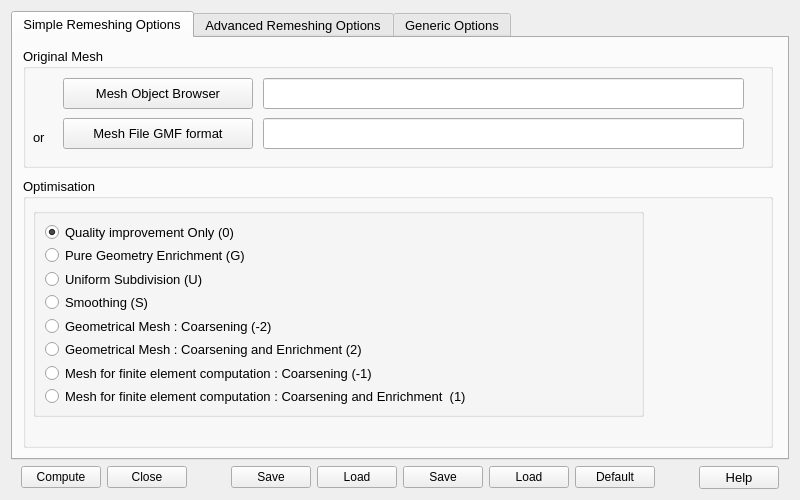
The window that src/Tools/YamsPlug/YamsPlugDialog.ui (looooo/salome_smesh) describes before a commit, drawn with Qt 5.
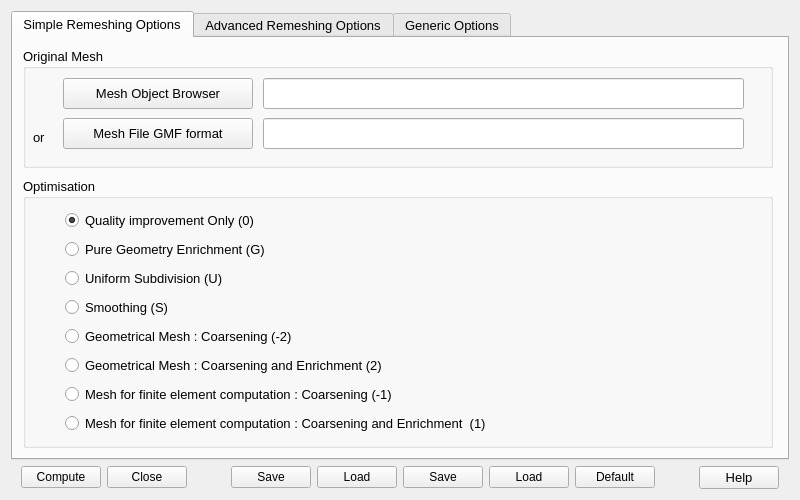
The same window after the commit.

What changed in the file:
```diff
--- a/src/Tools/YamsPlug/YamsPlugDialog.ui
+++ b/src/Tools/YamsPlug/YamsPlugDialog.ui
@@ -190,15 +190,27 @@
        <property name="title">
         <string>Optimisation</string>
        </property>
-       <widget class="QGroupBox" name="mesRB">
-        <property name="geometry">
-         <rect>
-          <x>10</x>
-          <y>30</y>
-          <width>611</width>
-          <height>209</height>
-         </rect>
-        </property>
+
+        <layout class="QHBoxLayout" name="RBLayoutopt">
+
+         <item>
+      <spacer name="horizontalSpacer_xx">
+       <property name="orientation">
+        <enum>Qt::Horizontal</enum>
+       </property>
+       <property name="sizeType">
+        <enum>QSizePolicy::Minimum</enum>
+       </property>
+       <property name="sizeHint" stdset="0">
+        <size>
+         <width>30</width>
+         <height>20</height>
+        </size>
+       </property>
+      </spacer>
+         </item>
+
+         <item>
         <layout class="QVBoxLayout" name="monRBLayout">
          <item>
           <widget class="QRadioButton" name="RB_0">
@@ -325,7 +337,11 @@
           </widget>
          </item>
         </layout>
-       </widget>
+
+       </item>
+
+      </layout>
+
       </widget>
       <widget class="QGroupBox" name="GBUnit">
        <property name="geometry">
```
Left out of the diff: 53 changed lines with no effect on the pictures.
